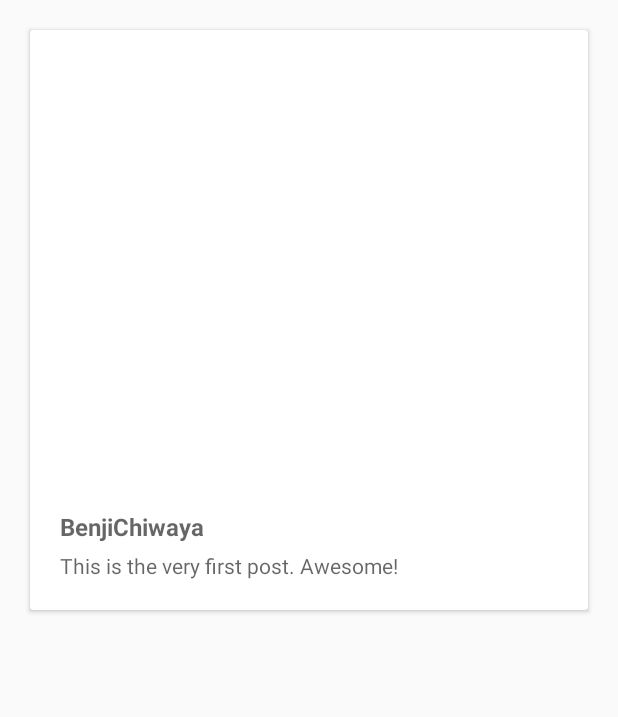
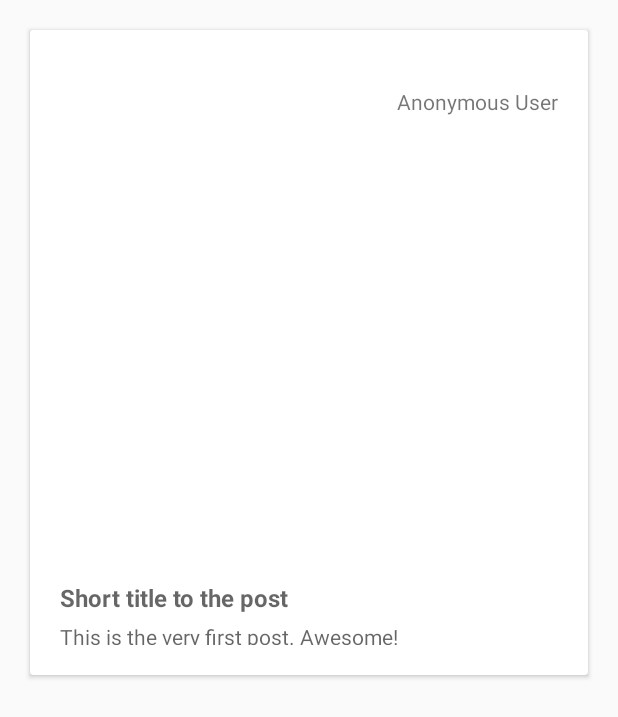
Before and after one commit to benjichiwaya/SCHBar, an Android app: the layout main_row.xml on its own in the app's theme, with its tools: preview values and no code run, on a phone screen of 412 x 824 dp. Shown: the top 717 px of the screen. Run offline under Robolectric (Android 15) with nearby library versions, the phone set to English and light mode, and no system bars.

Commit message:
Recycler view updates

```diff
--- a/app/src/main/java/com/example/chiwaya/schbar/Post.java
+++ b/app/src/main/java/com/example/chiwaya/schbar/Post.java
@@ -115,9 +115,5 @@ public class Post extends AppCompatActivity {
 
             }
         });
-
-
-
     }
-
 }
--- a/app/src/main/res/layout/activity_main.xml
+++ b/app/src/main/res/layout/activity_main.xml
@@ -5,6 +5,7 @@
     android:layout_width="match_parent"
     android:layout_height="match_parent"
     android:fitsSystemWindows="true"
-    tools:context="com.example.chiwaya.schbar.mainActivity">
+    tools:context="com.example.chiwaya.schbar.mainActivity"
+    >
 
 </android.support.design.widget.CoordinatorLayout>
--- a/app/src/main/res/layout/content_main.xml
+++ b/app/src/main/res/layout/content_main.xml
@@ -7,7 +7,9 @@
     android:layout_height="match_parent"
     app:layout_behavior="@string/appbar_scrolling_view_behavior"
     tools:context="com.example.chiwaya.schbar.mainActivity"
-    tools:showIn="@layout/activity_main">
+    tools:showIn="@layout/activity_main"
+
+    >
     <android.support.v7.widget.RecyclerView
         android:layout_width="match_parent"
         android:layout_height="match_parent"
--- a/app/src/main/res/layout/main_row.xml
+++ b/app/src/main/res/layout/main_row.xml
@@ -1,22 +1,32 @@
 <?xml version="1.0" encoding="utf-8"?>
 <android.support.v7.widget.CardView xmlns:android="http://schemas.android.com/apk/res/android"
     android:layout_width="match_parent"
-    android:layout_height="wrap_content"
+    android:layout_height="430dp"
+    xmlns:http="http://schemas.android.com/apk/res-auto"
     android:layout_margin="20dp"
     android:padding="20dp"
-    xmlns:tools="http://schemas.android.com/tools"
-    xmlns:app="http://schemas.android.com/apk/res-auto">
+    android:id="@+id/cardView_parent">
     <RelativeLayout
         android:layout_width="match_parent"
         android:layout_height="wrap_content"
         android:orientation="vertical"
         android:layout_margin="20dp">
+
+        <TextView
+            android:id="@+id/card_user"
+            android:layout_width="wrap_content"
+            android:layout_height="wrap_content"
+            android:layout_alignParentEnd="true"
+            android:layout_alignParentTop="true"
+            android:layout_marginTop="18dp"
+            android:text="@string/benjie" />
         <ImageView
             android:id="@+id/final_image"
             android:layout_width="match_parent"
             android:layout_height="300dp"
             android:layout_alignParentStart="true"
-            android:layout_alignParentTop="true"
+            android:layout_below="@+id/card_user"
+            android:layout_marginTop="10dp"
             android:contentDescription="@string/descript" />
         <TextView
         android:layout_width="wrap_content"
@@ -36,5 +46,6 @@
             android:layout_alignStart="@+id/final_image"
             android:gravity="start"
             android:hint="@string/feed_post_content"/>
+
     </RelativeLayout>
 </android.support.v7.widget.CardView>
--- a/app/src/main/res/values/strings.xml
+++ b/app/src/main/res/values/strings.xml
@@ -19,8 +19,8 @@
 
 
     <!--*********************************P.O.S.T************************************-->
-    <string name="feed_post_title">BenjiChiwaya</string>
-    <string name="feed_post_content">This is the very first post. Awesome!</string>
+    <string name="feed_post_title">Short title to the post</string>
+    <string name="feed_post_content">This is the very first post. Awesome! </string>
 
     <string name="large_text">
         "Material is the metaphor.\n\n"
@@ -111,4 +111,11 @@
         "For example, position the FAB to one side of stream of a cards so the FAB won’t interfere "
         "when a user tries to pick up one of cards.\n\n"
     </string>
+    <string name="pasword_not_match">Password does not match</string>
+    <string name="user_not_match">Please enter a Username</string>
+    <string name="confirmation_not_match">Please enter password confirmation</string>
+    <string name="password_empty">Please enter password</string>
+    <string name="email_empty">Please enter valid email login</string>
+    <string name="user_created">New user created</string>
+    <string name="benjie">Anonymous User</string>
 </resources>
```
Also changed, not shown: app/src/main/java/com/example/chiwaya/schbar/PostItem.java (+9 -2 lines), app/src/main/java/com/example/chiwaya/schbar/RecyclerViewHolder.java (added, +109 -0 lines), app/src/main/java/com/example/chiwaya/schbar/Registration.java (+12 -9 lines), app/src/main/java/com/example/chiwaya/schbar/mainActivity.java (+59 -14 lines).
